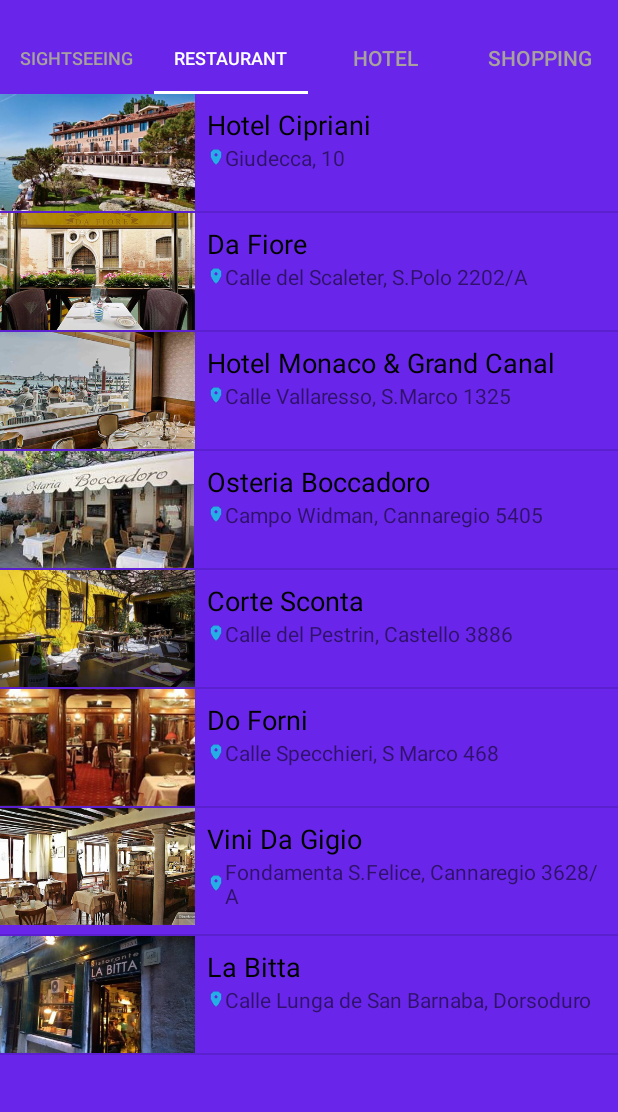
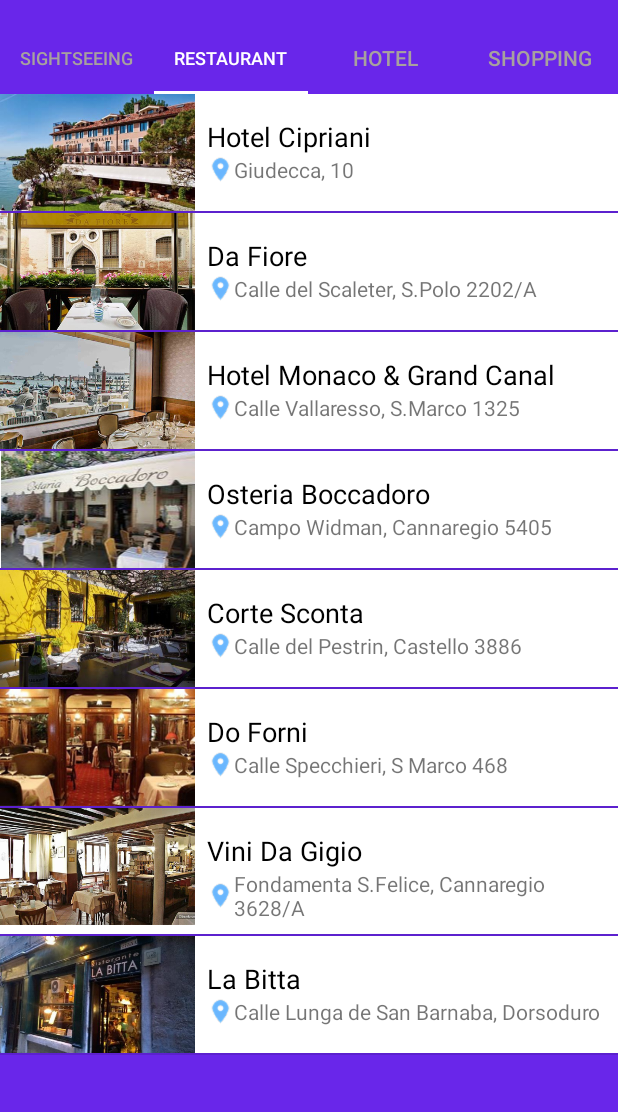
Before and after one commit to effesse/VeniceTourGuide, an Android app: the screen it shows after launch (MainActivity), tab 2 chosen, on a phone screen of 412 x 824 dp, the part 62-1174 px from its top. Run offline under Robolectric (Android 15) with nearby library versions, the phone set to English and light mode, and no system bars.

Commit message:
Verision 18 may

```diff
--- a/app/src/main/res/layout/list_item.xml
+++ b/app/src/main/res/layout/list_item.xml
@@ -2,6 +2,7 @@
 <RelativeLayout
     xmlns:android="http://schemas.android.com/apk/res/android"
     xmlns:tools="http://schemas.android.com/tools"
+    android:background="@color/white_background"
     android:layout_width="match_parent"
     android:layout_height="match_parent">
 
@@ -10,20 +11,21 @@
         android:layout_width="@dimen/thumbnail_width"
         android:layout_height="wrap_content"
         android:adjustViewBounds="true"
-        android:scaleType="fitStart"
+        android:scaleType="fitCenter"
         android:visibility="gone"
         tools:src="@drawable/basilica"
         tools:visibility="visible" />
 
     <LinearLayout
-
+        android:background="@color/white_background"
         android:layout_width="match_parent"
         android:layout_height="match_parent"
         android:layout_toEndOf="@id/location_thumbnail"
         android:layout_toRightOf="@id/location_thumbnail"
         android:orientation="vertical"
-        android:padding="@dimen/default_padding">
-
+        android:padding="@dimen/default_padding"
+        android:id="@+id/text_container"
+        android:layout_marginTop="@dimen/default_padding">
         <TextView
             android:id="@+id/location_name"
             style="@style/TextAppearance.AppCompat.Medium"
@@ -37,16 +39,13 @@
             android:layout_width="wrap_content"
             android:layout_height="wrap_content"
             tools:text="@string/location_address" />
-        <RelativeLayout
-            android:id="@+id/text_container"
-            android:layout_width="match_parent"
-            android:layout_height="wrap_content"
-            android:layout_marginTop="@dimen/default_padding">
 
 
 
 
-        </RelativeLayout>
+
+
+
 
     </LinearLayout>
 </RelativeLayout>
--- a/app/src/main/res/values/colors.xml
+++ b/app/src/main/res/values/colors.xml
@@ -10,14 +10,14 @@
     <color name="white_background">#ffffff</color>
 
     <!-- Background color for the sightseeing category -->
-    <color name="category_sightseeing">#f49ac1</color>
+    <color name="category_sightseeing">#ffffff</color>
 
     <!-- Background color for the restaurant category -->
-    <color name="category_restaurant">#fff568</color>
+    <color name="category_restaurant">#ffffff</color>
 
     <!-- Background color for the accomodation category -->
-    <color name="category_accomodation">#acd373</color>
+    <color name="category_accomodation">#ffffff</color>
 
     <!-- Background color for the shopping category -->
-    <color name="category_shopping">#6dcff6</color>
+    <color name="category_shopping">#ffffff</color>
 </resources>
--- a/app/src/main/res/values/dimens.xml
+++ b/app/src/main/res/values/dimens.xml
@@ -5,4 +5,6 @@
     <dimen name="default_padding">8dp</dimen>
     <dimen name="large_padding">16dp</dimen>
     <dimen name="thumbnail_width">130dp</dimen>
+    <dimen name="xlarge_padding">32dp</dimen>
+
 </resources>
```
Also changed, not shown: app/src/main/res/drawable-hdpi/basilica.png, app/src/main/res/drawable-hdpi/ic_location.png, app/src/main/res/drawable-mdpi/basilica.png, app/src/main/res/drawable-mdpi/ic_location.png, app/src/main/res/drawable-xhdpi/basilica.png, app/src/main/res/drawable-xhdpi/ic_location.png, app/src/main/res/drawable-xxhdpi/basilica.png, app/src/main/res/drawable-xxhdpi/ic_location.png, app/src/main/res/drawable-xxxhdpi/ic_location.png, 1 other file.
